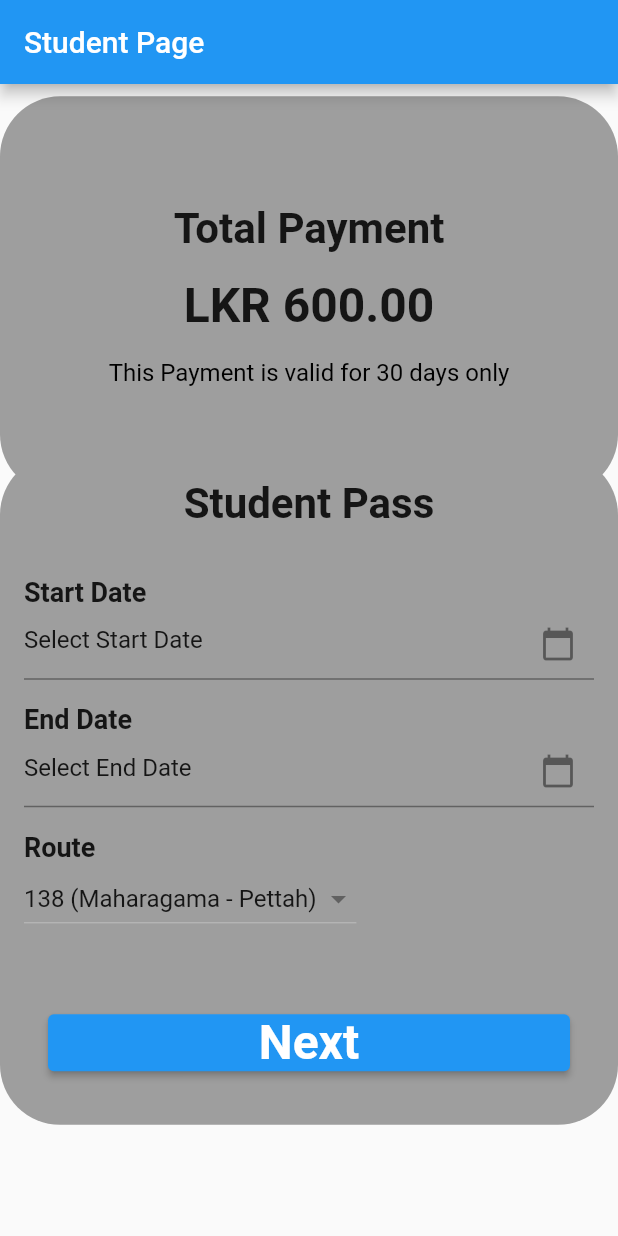
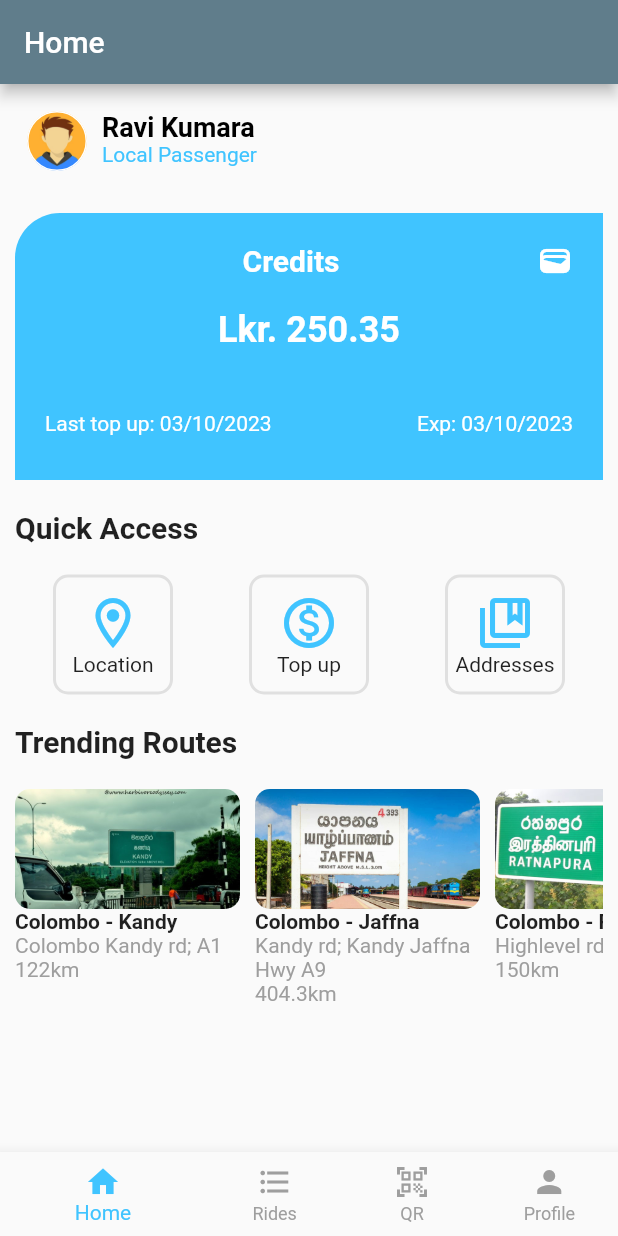
Before and after one commit to it21104176/Ticketing_System, a Flutter app: the screen it shows after launch, on a phone screen of 412 x 824 dp. Run offline on Flutter 3.47's test engine with Material 2 defaults, Android fonts, the light colour scheme and no system bars.

Commit message:
Home screen and navigation

```diff
--- a/bus_hub/lib/main.dart
+++ b/bus_hub/lib/main.dart
@@ -1,8 +1,5 @@
-
 import 'package:flutter/material.dart';
-
-import 'Studentpass.dart';
-
+import 'widgets/navigation.dart';
 
 void main() async {
   WidgetsFlutterBinding.ensureInitialized();
@@ -17,8 +14,7 @@ class MyApp extends StatelessWidget {
       theme: ThemeData(
         primarySwatch: Colors.blue,
       ),
-      home: Studentpass(),
-      //home: LoginSignupScreen(),
+      home: Navigation(initialIndex: 0),
     );
   }
 }
--- /dev/null
+++ b/bus_hub/lib/screens/home.dart
@@ -0,0 +1,41 @@
+import 'package:bus_hub/widgets/credit_info.dart';
+import 'package:bus_hub/widgets/quick_links.dart';
+import 'package:bus_hub/widgets/trending_routes.dart';
+import 'package:bus_hub/widgets/user_info.dart';
+import 'package:flutter/material.dart';
+
+class Home extends StatefulWidget {
+  const Home({super.key});
+
+  @override
+  State<Home> createState() => _HomeState();
+}
+
+class _HomeState extends State<Home> {
+  @override
+  Widget build(BuildContext context) {
+    return MaterialApp(
+      debugShowCheckedModeBanner: false,
+      home: Scaffold(
+        appBar: AppBar(
+          backgroundColor: Colors.blueGrey,
+          title: const Text("Home"),
+        ),
+        body: const SingleChildScrollView(
+          child: Column(
+            children: [
+              // User info
+              UserInfo(),
+              // Credit details
+              CreditInfo(),
+              // Quick acccess
+              QuickLinks(),
+              // Trending routes
+              TrendingRoutes(),
+            ],
+          ),
+        ),
+      ),
+    );
+  }
+}
--- /dev/null
+++ b/bus_hub/lib/screens/profile.dart
@@ -0,0 +1,28 @@
+import 'package:flutter/material.dart';
+
+class Profile extends StatefulWidget {
+  const Profile({super.key});
+
+  @override
+  State<Profile> createState() => _ProfileState();
+}
+
+class _ProfileState extends State<Profile> {
+  @override
+  Widget build(BuildContext context) {
+    return const MaterialApp(
+      debugShowCheckedModeBanner: false,
+      home: Scaffold(
+        body: Column(
+          mainAxisAlignment: MainAxisAlignment.center,
+          children: [
+            Text(
+              'Profile Screen',
+              style: TextStyle(fontSize: 24, fontWeight: FontWeight.bold),
+            ),
+          ],
+        ),
+      ),
+    );
+  }
+}
--- /dev/null
+++ b/bus_hub/lib/screens/qr.dart
@@ -0,0 +1,28 @@
+import 'package:flutter/material.dart';
+
+class QR extends StatefulWidget {
+  const QR({super.key});
+
+  @override
+  State<QR> createState() => _QRState();
+}
+
+class _QRState extends State<QR> {
+  @override
+  Widget build(BuildContext context) {
+    return const MaterialApp(
+      debugShowCheckedModeBanner: false,
+      home: Scaffold(
+        body: Column(
+          mainAxisAlignment: MainAxisAlignment.center,
+          children: [
+            Text(
+              'QR Screen',
+              style: TextStyle(fontSize: 24, fontWeight: FontWeight.bold),
+            ),
+          ],
+        ),
+      ),
+    );
+  }
+}
--- /dev/null
+++ b/bus_hub/lib/screens/rides.dart
@@ -0,0 +1,28 @@
+import 'package:flutter/material.dart';
+
+class Rides extends StatefulWidget {
+  const Rides({super.key});
+
+  @override
+  State<Rides> createState() => _RidesState();
+}
+
+class _RidesState extends State<Rides> {
+  @override
+  Widget build(BuildContext context) {
+    return const MaterialApp(
+      debugShowCheckedModeBanner: false,
+      home: Scaffold(
+        body: Column(
+          mainAxisAlignment: MainAxisAlignment.center,
+          children: [
+            Text(
+              'Rides Screen',
+              style: TextStyle(fontSize: 24, fontWeight: FontWeight.bold),
+            ),
+          ],
+        ),
+      ),
+    );
+  }
+}
--- /dev/null
+++ b/bus_hub/lib/widgets/credit_info.dart
@@ -0,0 +1,91 @@
+import 'package:flutter/material.dart';
+
+class CreditInfo extends StatefulWidget {
+  const CreditInfo({super.key});
+
+  @override
+  State<CreditInfo> createState() => _CreditInfoState();
+}
+
+class _CreditInfoState extends State<CreditInfo> {
+  @override
+  Widget build(BuildContext context) {
+    return Container(
+      margin: const EdgeInsets.all(10),
+      width: double.infinity,
+      decoration: const BoxDecoration(
+        color: Colors.lightBlueAccent,
+        borderRadius: BorderRadius.only(
+          topLeft: Radius.circular(30),
+        ),
+      ),
+      child: const Padding(
+        padding: EdgeInsets.all(20),
+        child: Column(
+          children: [
+            Row(
+              children: [
+                Expanded(
+                  child: Align(
+                    alignment: Alignment.center,
+                    child: Text(
+                      'Credits',
+                      style: TextStyle(
+                        fontSize: 20,
+                        fontWeight: FontWeight.bold,
+                        color: Colors.white,
+                      ),
+                    ),
+                  ),
+                ),
+                Icon(
+                  Icons.wallet,
+                  color: Colors.white,
+                ),
+              ],
+            ),
+            SizedBox(
+              height: 20,
+            ),
+            Row(
+              mainAxisAlignment: MainAxisAlignment.center,
+              children: [
+                Text(
+                  'Lkr. 250.35',
+                  style: TextStyle(
+                    fontSize: 24,
+                    fontWeight: FontWeight.bold,
+                    color: Colors.white,
+                  ),
+                ),
+              ],
+            ),
+            SizedBox(
+              height: 40,
+            ),
+            Row(
+              mainAxisAlignment: MainAxisAlignment.spaceBetween,
+              children: [
+                Text(
+                  'Last top up: 03/10/2023',
+                  style: TextStyle(
+                    color: Colors.white,
+                  ),
+                ),
+                Text(
+                  'Exp: 03/10/2023',
+                  style: TextStyle(
+                    color: Colors.white,
+                  ),
+                ),
+              ],
+            ),
+            SizedBox(
+              height: 10,
+            ),
+          ],
+        ),
+      ),
+    );
+  }
+}
--- /dev/null
+++ b/bus_hub/lib/widgets/navigation.dart
@@ -0,0 +1,71 @@
+import 'package:flutter/material.dart';
+import '../screens/home.dart';
+import 'package:bus_hub/screens/rides.dart';
+import 'package:bus_hub/screens/qr.dart';
+import 'package:bus_hub/screens/profile.dart';
+
+class Navigation extends StatefulWidget {
+  const Navigation({Key? key, required this.initialIndex}) : super(key: key);
+
+  final int initialIndex;
+
+  @override
+  State<Navigation> createState() => _NavigationState();
+}
+
+class _NavigationState extends State<Navigation> {
+  int _selectedIndex =
+      0; // Use a non-final variable to store the selected index
+
+  final List<Widget> _screens = [
+    const Home(),
+    const Rides(),
+    const QR(),
+    const Profile()
+  ];
+
+  @override
+  void initState() {
+    super.initState();
+    _selectedIndex =
+        widget.initialIndex; // Initialize with the provided initial index
+  }
+
+  @override
+  Widget build(BuildContext context) {
+    return Scaffold(
+      body: _screens[_selectedIndex],
+      bottomNavigationBar: BottomNavigationBar(
+        currentIndex: _selectedIndex,
+        onTap: (newIndex) {
+          setState(() {
+            // Update the selected index when a tab is tapped
+            _selectedIndex = newIndex;
+          });
+        },
+        items: const [
+          BottomNavigationBarItem(
+            icon: Icon(Icons.home),
+            label: 'Home',
+          ),
+          BottomNavigationBarItem(
+            icon: Icon(Icons.format_list_bulleted),
+            label: 'Rides',
+          ),
+          BottomNavigationBarItem(
+            icon: Icon(Icons.qr_code_scanner),
+            label: 'QR',
+          ),
+          BottomNavigationBarItem(
+            icon: Icon(Icons.person),
+            label: 'Profile',
+          ),
+        ],
+        selectedItemColor: Colors.lightBlueAccent,
+        unselectedItemColor: Colors.grey,
+        showSelectedLabels: true,
+        showUnselectedLabels: true,
+      ),
+    );
+  }
+}
--- /dev/null
+++ b/bus_hub/lib/widgets/quick_links.dart
@@ -0,0 +1,119 @@
+import 'package:flutter/material.dart';
+
+class QuickLinks extends StatefulWidget {
+  const QuickLinks({super.key});
+
+  @override
+  State<QuickLinks> createState() => _QuickLinksState();
+}
+
+class _QuickLinksState extends State<QuickLinks> {
+  @override
+  Widget build(BuildContext context) {
+    return Container(
+      margin: const EdgeInsets.all(10),
+      width: double.infinity,
+      child: Column(
+        children: [
+          const Row(
+            children: [
+              Text(
+                'Quick Access',
+                style: TextStyle(
+                  fontSize: 20,
+                  fontWeight: FontWeight.w700,
+                ),
+              ),
+            ],
+          ),
+          const SizedBox(
+            height: 20,
+          ),
+          Row(
+            mainAxisAlignment: MainAxisAlignment.spaceAround,
+            children: [
+              Column(
+                children: [
+                  Container(
+                    width: 80,
+                    height: 80,
+                    decoration: BoxDecoration(
+                      borderRadius: BorderRadius.circular(10),
+                      border: Border.all(
+                        color: Colors.grey.shade300,
+                        width: 2.0,
+                      ),
+                    ),
+                    child: const Column(
+                      mainAxisAlignment: MainAxisAlignment.center,
+                      children: [
+                        Icon(
+                          Icons.location_on_outlined,
+                          size: 40,
+                          color: Colors.lightBlueAccent,
+                        ),
+                        Text('Location'),
+                      ],
+                    ),
+                  ),
+                ],
+              ),
+              Column(
+                children: [
+                  Container(
+                    width: 80,
+                    height: 80,
+                    decoration: BoxDecoration(
+                      borderRadius: BorderRadius.circular(10),
+                      border: Border.all(
+                        color: Colors.grey.shade300,
+                        width: 2.0,
+                      ),
+                    ),
+                    child: const Column(
+                      mainAxisAlignment: MainAxisAlignment.center,
+                      children: [
+                        Icon(
+                          Icons.monetization_on_outlined,
+                          size: 40,
+                          color: Colors.lightBlueAccent,
+                        ),
+                        Text('Top up'),
+                      ],
+                    ),
+                  ),
+                ],
+              ),
+              Column(
+                children: [
+                  Container(
+                    width: 80,
+                    height: 80,
+                    decoration: BoxDecoration(
+                      borderRadius: BorderRadius.circular(10),
+                      border: Border.all(
+                        color: Colors.grey.shade300,
+                        width: 2.0,
+                      ),
+                    ),
+                    child: const Column(
+                      mainAxisAlignment: MainAxisAlignment.center,
+                      children: [
+                        Icon(
+                          Icons.collections_bookmark_outlined,
+                          size: 40,
+                          color: Colors.lightBlueAccent,
+                        ),
+                        Text('Addresses'),
+                      ],
+                    ),
+                  ),
+                ],
+              ),
+            ],
+          ),
+        ],
+      ),
+    );
+  }
+}
--- /dev/null
+++ b/bus_hub/lib/widgets/trending_routes.dart
@@ -0,0 +1,175 @@
+import 'package:flutter/material.dart';
+
+class TrendingRoutes extends StatefulWidget {
+  const TrendingRoutes({super.key});
+
+  @override
+  State<TrendingRoutes> createState() => _TrendingRoutesState();
+}
+
+class _TrendingRoutesState extends State<TrendingRoutes> {
+  @override
+  Widget build(BuildContext context) {
+    return Container(
+      margin: const EdgeInsets.all(10),
+      width: double.infinity,
+      child: Column(
+        children: [
+          const Row(
+            children: [
+              Text(
+                'Trending Routes',
+                style: TextStyle(
+                  fontSize: 20,
+                  fontWeight: FontWeight.w700,
+                ),
+              ),
+            ],
+          ),
+          const SizedBox(
+            height: 20,
+          ),
+          SingleChildScrollView(
+            scrollDirection: Axis.horizontal,
+            child: Row(
+              children: [
+                Container(
+                  width: 150,
+                  height: 160,
+                  margin: const EdgeInsets.only(right: 10),
+                  child: Column(
+                    children: [
+                      Container(
+                        width: 150,
+                        height: 80,
+                        decoration: BoxDecoration(
+                          borderRadius: BorderRadius.circular(10),
+                          image: const DecorationImage(
+                            fit: BoxFit.cover,
+                            image: AssetImage('assets/images/Kandy.jpg'),
+                          ),
+                        ),
+                      ),
+                      const Row(
+                        children: [
+                          Flexible(
+                            child: Text(
+                              'Colombo - Kandy',
+                              style: TextStyle(
+                                fontWeight: FontWeight.bold,
+                              ),
+                            ),
+                          ),
+                        ],
+                      ),
+                      const Row(
+                        children: [
+                          Flexible(
+                            child: Text(
+                              'Colombo Kandy rd; A1\n122km',
+                              style: TextStyle(
+                                color: Colors.grey,
+                              ),
+                            ),
+                          ),
+                        ],
+                      ),
+                    ],
+                  ),
+                ),
+                Container(
+                  width: 150,
+                  height: 160,
+                  margin: const EdgeInsets.only(right: 10),
+                  child: Column(
+                    children: [
+                      Container(
+                        width: 150,
+                        height: 80,
+                        decoration: BoxDecoration(
+                          borderRadius: BorderRadius.circular(10),
+                          image: const DecorationImage(
+                            fit: BoxFit.cover,
+                            image: AssetImage('assets/images/jaffna.jpg'),
+                          ),
+                        ),
+                      ),
+                      const Row(
+                        children: [
+                          Flexible(
+                            child: Text(
+                              'Colombo - Jaffna',
+                              style: TextStyle(
+                                fontWeight: FontWeight.bold,
+                              ),
+                            ),
+                          ),
+                        ],
+                      ),
+                      const Row(
+                        children: [
+                          Flexible(
+                            child: Text(
+                              'Kandy rd; Kandy Jaffna Hwy A9\n404.3km',
+                              style: TextStyle(
+                                color: Colors.grey,
+                              ),
+                            ),
+                          ),
+                        ],
+                      ),
+                    ],
+                  ),
+                ),
+                Container(
+                  width: 150,
+                  height: 160,
+                  margin: const EdgeInsets.only(right: 10),
+                  child: Column(
+                    children: [
+                      Container(
+                        width: 150,
+                        height: 80,
+                        decoration: BoxDecoration(
+                          borderRadius: BorderRadius.circular(10),
+                          image: const DecorationImage(
+                            fit: BoxFit.cover,
+                            image: AssetImage('assets/images/ratnapura.jpg'),
+                          ),
+                        ),
+                      ),
+                      const Row(
+                        children: [
+                          Flexible(
+                            child: Text(
+                              'Colombo - Rathnapura',
+                              style: TextStyle(
+                                fontWeight: FontWeight.bold,
+                              ),
+                            ),
+                          ),
+                        ],
+                      ),
+                      const Row(
+                        children: [
+                          Flexible(
+                            child: Text(
+                              'Highlevel rd; A4\n150km',
+                              style: TextStyle(
+                                color: Colors.grey,
+                              ),
+                            ),
+                          ),
+                        ],
+                      ),
+                    ],
+                  ),
+                ),
+              ],
+            ),
+          )
+        ],
+      ),
+    );
+  }
+}
--- /dev/null
+++ b/bus_hub/lib/widgets/user_info.dart
@@ -0,0 +1,69 @@
+import 'package:flutter/material.dart';
+
+class UserInfo extends StatefulWidget {
+  const UserInfo({super.key});
+
+  @override
+  State<UserInfo> createState() => _UserInfoState();
+}
+
+class _UserInfoState extends State<UserInfo> {
+  @override
+  Widget build(BuildContext context) {
+    return Container(
+      margin: const EdgeInsets.all(10),
+      width: double.infinity,
+      child: Padding(
+        padding: const EdgeInsets.all(8.0),
+        child: Row(
+          crossAxisAlignment: CrossAxisAlignment.start,
+          children: [
+            Container(
+              margin: const EdgeInsets.only(
+                  right: 10), // Add margin to the image Container
+              width: 40,
+              height: 40,
+              decoration: BoxDecoration(
+                borderRadius: BorderRadius.circular(20),
+                border: Border.all(color: const Color(0xffffffff)),
+                image: const DecorationImage(
+                  fit: BoxFit.cover,
+                  image: AssetImage('assets/images/profile.png'),
+                ),
+              ),
+            ),
+            const Column(
+              crossAxisAlignment: CrossAxisAlignment.start,
+              children: [
+                Row(
+                  crossAxisAlignment: CrossAxisAlignment.start,
+                  children: [
+                    Text(
+                      'Ravi Kumara',
+                      style: TextStyle(
+                        fontSize: 18,
+                        fontWeight: FontWeight.bold,
+                        color: Colors.black,
+                      ),
+                    ),
+                  ],
+                ),
+                Row(
+                  crossAxisAlignment: CrossAxisAlignment.start,
+                  children: [
+                    Text(
+                      'Local Passenger',
+                      style: TextStyle(
+                        color: Colors.lightBlueAccent,
+                      ),
+                    ),
+                  ],
+                ),
+              ],
+            )
+          ],
+        ),
+      ),
+    );
+  }
+}
--- a/bus_hub/pubspec.yaml
+++ b/bus_hub/pubspec.yaml
@@ -59,9 +59,8 @@ flutter:
   uses-material-design: true
 
   # To add assets to your application, add an assets section, like this:
-  # assets:
-  #   - images/a_dot_burr.jpeg
-  #   - images/a_dot_ham.jpeg
+  assets:
+    - assets/images/
 
   # An image asset can refer to one or more resolution-specific "variants", see
   # https://flutter.dev/assets-and-images/#resolution-aware
```
Also changed, not shown: bus_hub/assets/images/Kandy.jpg (added), bus_hub/assets/images/jaffna.jpg (added), bus_hub/assets/images/profile.png (added), bus_hub/assets/images/ratnapura.jpg (added), bus_hub/assets/images/splash.png (added).
